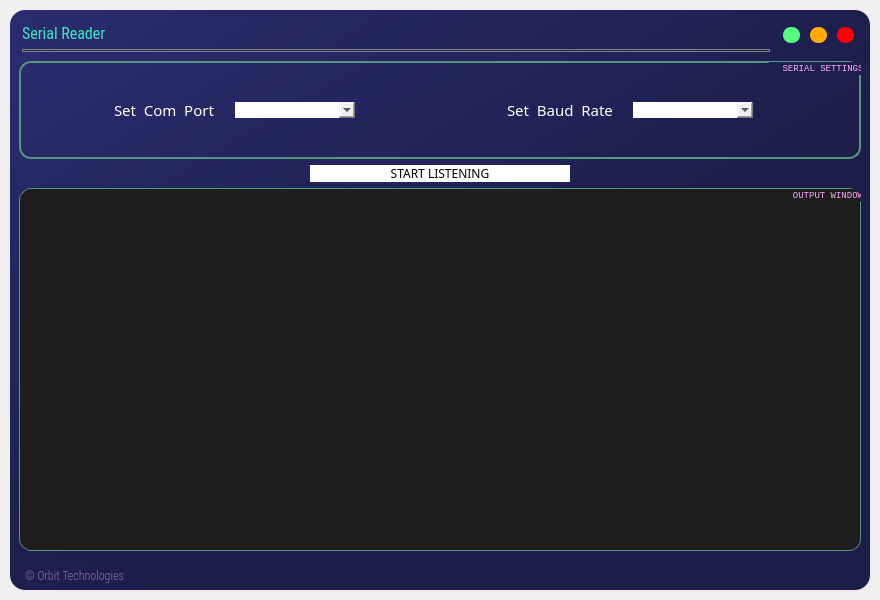
Before: the Qt Designer form ui_serial.ui in oron-sinaa/serial-input-gui, drawn with Qt 5.
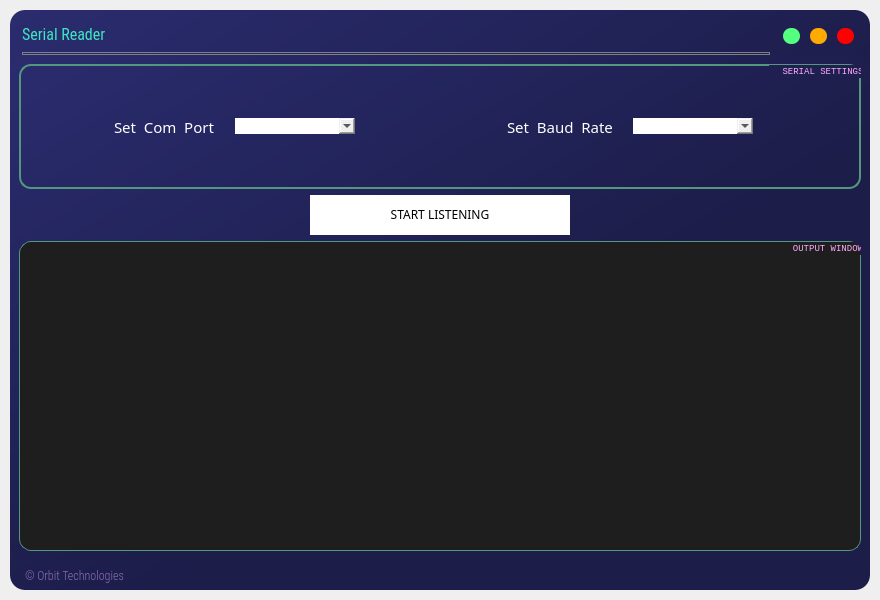
After: the same form once the commit is applied. Icons and pictures are not drawn.

```diff
--- a/ui_serial.ui
+++ b/ui_serial.ui
@@ -554,7 +554,7 @@
                 <bool>false</bool>
                </property>
                <property name="styleSheet">
-                <string notr="true">background-color: rgb(255, 255, 255); border-width:1px;</string>
+                <string notr="true">background-color: rgb(255, 255, 255); border-width:1px; border-radius: 0px;</string>
                </property>
                <property name="frameShape">
                 <enum>QFrame::WinPanel</enum>
@@ -563,9 +563,18 @@
                 <enum>QFrame::Raised</enum>
                </property>
                <layout class="QHBoxLayout" name="horizontalLayout_8">
+                <property name="spacing">
+                 <number>0</number>
+                </property>
+                <property name="leftMargin">
+                 <number>0</number>
+                </property>
                 <property name="topMargin">
                  <number>0</number>
                 </property>
+                <property name="rightMargin">
+                 <number>0</number>
+                </property>
                 <property name="bottomMargin">
                  <number>0</number>
                 </property>
@@ -657,16 +666,15 @@
               <number>15</number>
              </property>
              <item>
-              <widget class="QTextBrowser" name="console_output">
+              <widget class="QLabel" name="console_output_label">
                <property name="styleSheet">
                 <string notr="true">border: none;</string>
                </property>
-               <property name="html">
-                <string>&lt;!DOCTYPE HTML PUBLIC &quot;-//W3C//DTD HTML 4.0//EN&quot; &quot;http://www.w3.org/TR/REC-html40/strict.dtd&quot;&gt;
-&lt;html&gt;&lt;head&gt;&lt;meta name=&quot;qrichtext&quot; content=&quot;1&quot; /&gt;&lt;style type=&quot;text/css&quot;&gt;
-p, li { white-space: pre-wrap; }
-&lt;/style&gt;&lt;/head&gt;&lt;body style=&quot; font-family:'MS Shell Dlg 2'; font-size:7.8pt; font-weight:400; font-style:normal;&quot;&gt;
-&lt;p style=&quot;-qt-paragraph-type:empty; margin-top:0px; margin-bottom:0px; margin-left:0px; margin-right:0px; -qt-block-indent:0; text-indent:0px;&quot;&gt;&lt;br /&gt;&lt;/p&gt;&lt;/body&gt;&lt;/html&gt;</string>
+               <property name="text">
+                <string/>
+               </property>
+               <property name="alignment">
+                <set>Qt::AlignLeading|Qt::AlignLeft|Qt::AlignTop</set>
                </property>
               </widget>
              </item>
```
